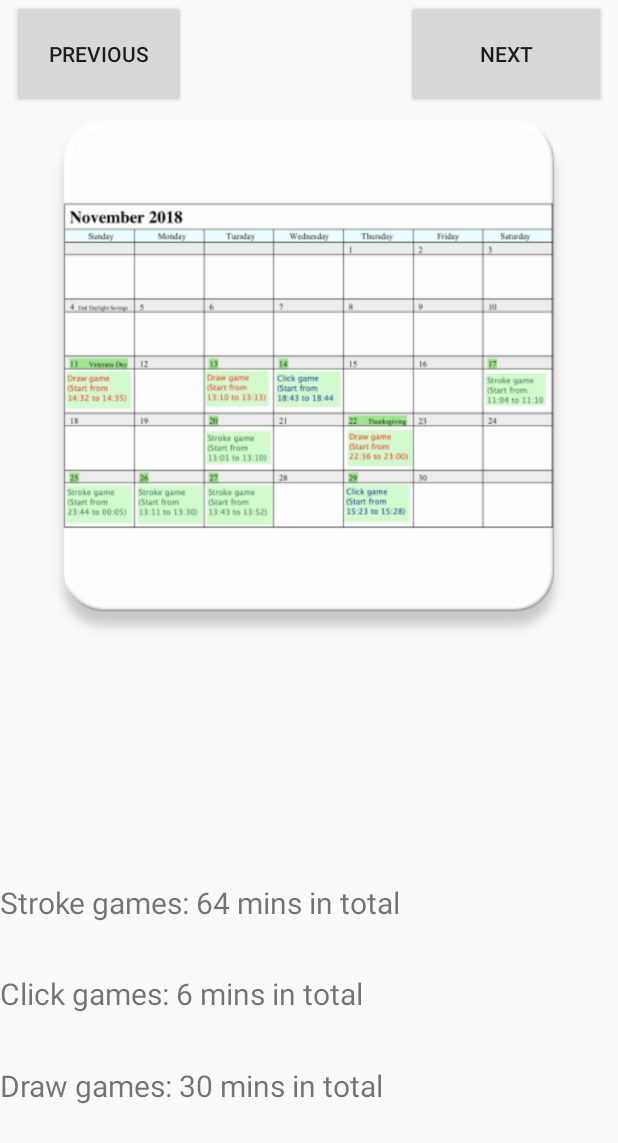
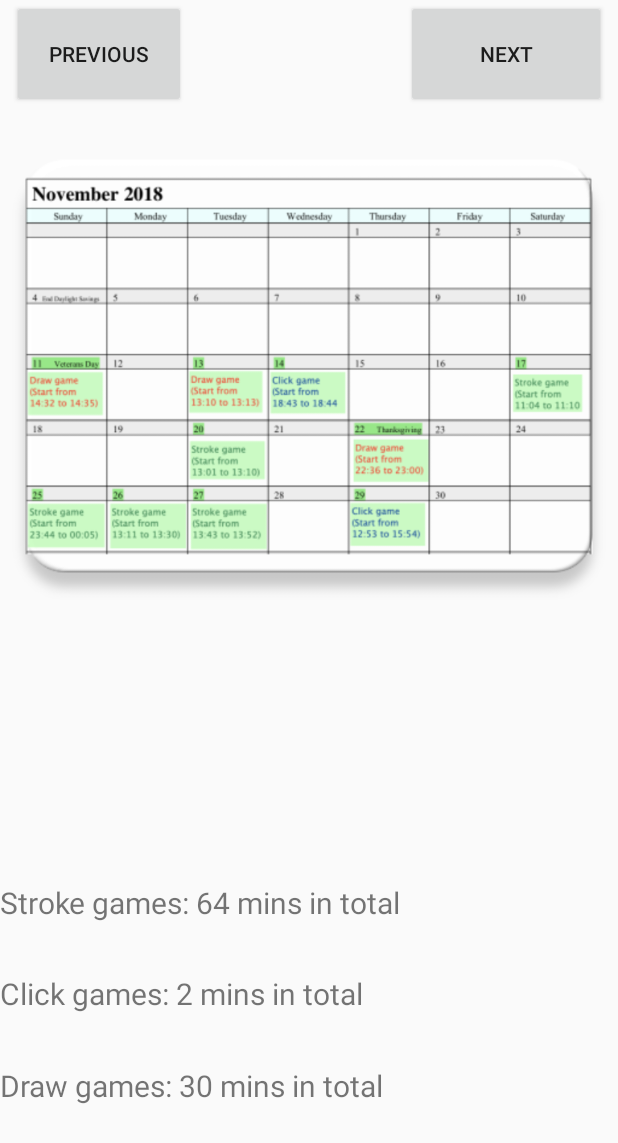
Before and after one commit to leo123qw/HCICoursework, an Android app: the calender screen opened directly, with no data from a screen before it, on a phone screen of 412 x 824 dp. Shown: the top 1143 px of the screen. Run offline under Robolectric (Android 15) with nearby library versions, the phone set to English and light mode, and no system bars.

Commit message:
change calendar

```diff
--- a/MobileApp/HCIC/app/src/main/res/layout/activity_calender.xml
+++ b/MobileApp/HCIC/app/src/main/res/layout/activity_calender.xml
@@ -84,7 +84,7 @@
         android:layout_height="26dp"
         android:layout_marginTop="4dp"
         android:layout_marginBottom="4dp"
-        android:text="Click games: 6 mins in total"
+        android:text="Click games: 2 mins in total"
         android:textSize="20dp"
         app:layout_constraintBottom_toTopOf="@+id/textView2"
         app:layout_constraintTop_toBottomOf="@+id/textView3"
```
Also changed, not shown: MobileApp/HCIC/app/src/main/res/drawable/nov.png, MobileApp/HCIC/app/src/main/res/mipmap-hdpi/nov.png, MobileApp/HCIC/app/src/main/res/mipmap-mdpi/nov.png, MobileApp/HCIC/app/src/main/res/mipmap-xhdpi/nov.png, MobileApp/HCIC/app/src/main/res/mipmap-xxhdpi/nov.png, MobileApp/HCIC/app/src/main/res/mipmap-xxxhdpi/nov.png.
